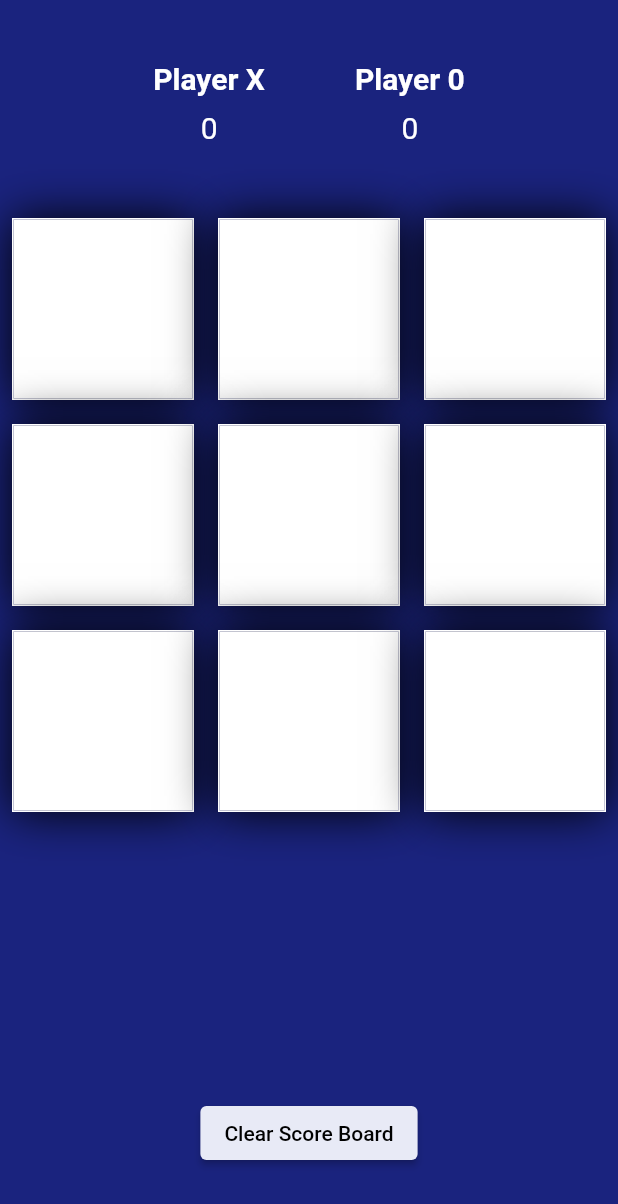
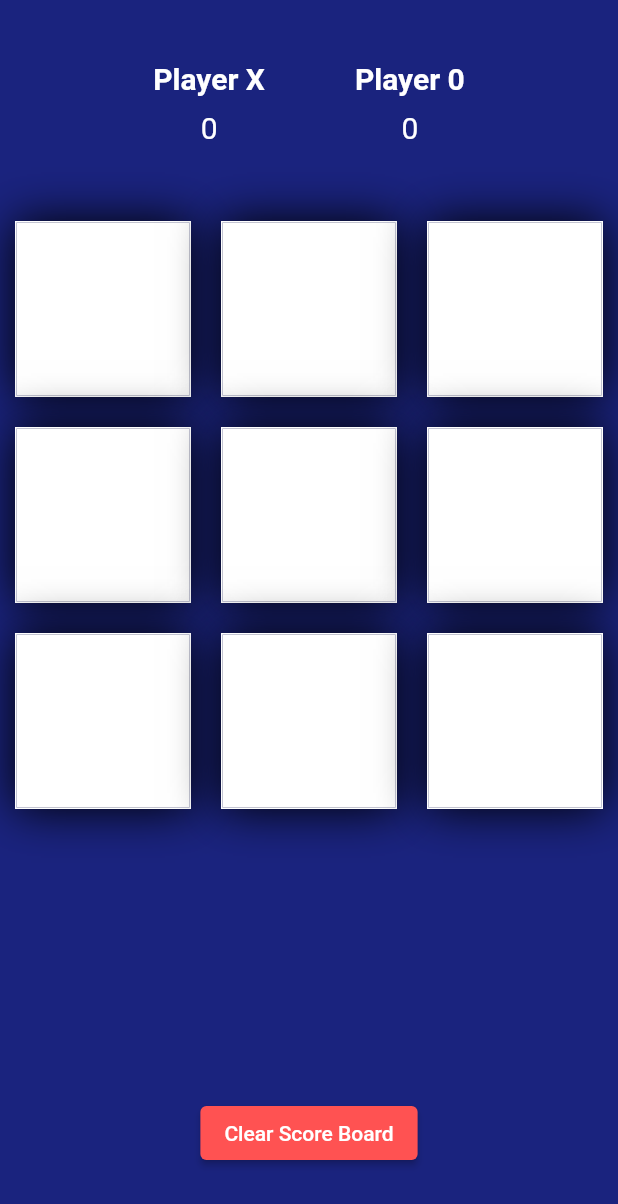
Before and after one commit to safadtm/flutter-tic-tac-toe, a Flutter app: the screen it shows after launch, on a phone screen of 412 x 824 dp. Shown: the top 1204 px of the screen. Run offline on Flutter 3.47's test engine with Material 2 defaults, Android fonts, the phone set to English and light mode, and no system bars.

Commit message:
completed v1

```diff
--- a/lib/main.dart
+++ b/lib/main.dart
@@ -106,7 +106,7 @@ class _HomePageState extends State<HomePage> {
                     _tapped(index);
                   },
                   child: Padding(
-                    padding: const EdgeInsets.all(8.0),
+                    padding: const EdgeInsets.all(10.0),
                     child: Container(
                       decoration: BoxDecoration(
                         border: Border.all(color: Colors.white),
@@ -145,8 +145,8 @@ class _HomePageState extends State<HomePage> {
                 children: <Widget>[
                   ElevatedButton(
                     style: ElevatedButton.styleFrom(
-                      backgroundColor: Colors.indigo[50],
-                      foregroundColor: Colors.black,
+                      backgroundColor: Colors.redAccent,
+                      foregroundColor: Colors.white,
                     ),
                     onPressed: _clearScoreBoard,
                     child: const Text("Clear Score Board"),
@@ -233,7 +233,7 @@ class _HomePageState extends State<HomePage> {
   void showWinSnackBar(String winner) {
     ScaffoldMessenger.of(context).showSnackBar(
       SnackBar(
-        duration: const Duration(seconds: 10),
+        duration: const Duration(seconds: 20),
         content: Container(
           margin: const EdgeInsets.fromLTRB(0, 0, 0, 75),
           decoration: BoxDecoration(
@@ -268,7 +268,7 @@ class _HomePageState extends State<HomePage> {
   void showDrawSnackBar() {
     ScaffoldMessenger.of(context).showSnackBar(
       SnackBar(
-        duration: const Duration(seconds: 10),
+        duration: const Duration(seconds: 20),
         content: Container(
           margin: const EdgeInsets.fromLTRB(0, 0, 0, 75),
           decoration: BoxDecoration(
```
